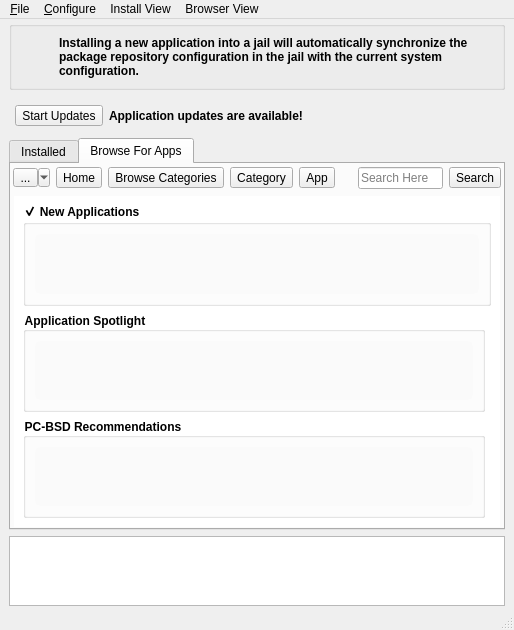
Above: src-qt4/pc-softwaremanager/mainUI.ui from trueos/pcbsd before the change. Below: the same form after it.
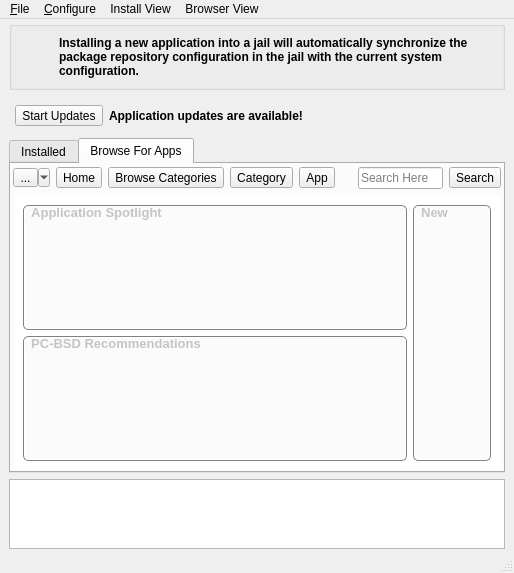
That is the form after the change. The open tabs and pages were chosen to show the change. Icons and pictures are not drawn.

Commit message: Clean up the AppCafe home page and groupbox stylesheets. Now it looks much nicer and cleaner.

What changed in the file:
```diff
--- a/src-qt4/pc-softwaremanager/mainUI.ui
+++ b/src-qt4/pc-softwaremanager/mainUI.ui
@@ -7,7 +7,7 @@
     <x>0</x>
     <y>0</y>
     <width>514</width>
-    <height>554</height>
+    <height>573</height>
    </rect>
   </property>
   <property name="windowTitle">
@@ -473,6 +473,14 @@
 }
 QGroupBox{
 font-weight: bold;
+border: 1px solid grey;
+border-radius: 5px;
+margin-top: 3ex;
+}
+QGroupBox::title{
+subcontrol-origin: margin;
+padding: 0 6px;
+background: transparent;
 }
 QToolButton{
   background-color: rgba(145,142,140,120);
@@ -520,86 +528,22 @@
           </property>
           <widget class="QWidget" name="page_home">
            <layout class="QGridLayout" name="gridLayout">
-            <item row="0" column="0" colspan="2">
-             <widget class="QGroupBox" name="group_br_home_newapps">
-              <property name="sizePolicy">
-               <sizepolicy hsizetype="Preferred" vsizetype="Preferred">
-                <horstretch>0</horstretch>
-                <verstretch>0</verstretch>
-               </sizepolicy>
-              </property>
-              <property name="styleSheet">
-               <string notr="true">QGroupBox::indicator:unchecked{
-image: url(:icons/arrow-down.png);
-}
-QGroupBox::indicator:checked{
-image: url(:icons/arrow-up.png);
-}
-QGroupBox::title{
-spacing: 1px;
-}</string>
-              </property>
-              <property name="title">
-               <string>New Applications</string>
-              </property>
-              <property name="alignment">
-               <set>Qt::AlignLeading|Qt::AlignLeft|Qt::AlignTop</set>
-              </property>
-              <property name="checkable">
-               <bool>true</bool>
-              </property>
-              <property name="checked">
-               <bool>true</bool>
-              </property>
-              <layout class="QVBoxLayout" name="verticalLayout_5">
-               <item>
-                <widget class="QScrollArea" name="scroll_br_home_newapps">
-                 <property name="sizePolicy">
-                  <sizepolicy hsizetype="Expanding" vsizetype="Preferred">
-                   <horstretch>0</horstretch>
-                   <verstretch>0</verstretch>
-                  </sizepolicy>
-                 </property>
-                 <property name="minimumSize">
-                  <size>
-                   <width>0</width>
-                   <height>0</height>
-                  </size>
-                 </property>
-                 <property name="verticalScrollBarPolicy">
-                  <enum>Qt::ScrollBarAlwaysOff</enum>
-                 </property>
-                 <property name="horizontalScrollBarPolicy">
-                  <enum>Qt::ScrollBarAsNeeded</enum>
-                 </property>
-                 <property name="widgetResizable">
-                  <bool>true</bool>
-                 </property>
-                 <property name="alignment">
-                  <set>Qt::AlignLeading|Qt::AlignLeft|Qt::AlignTop</set>
-                 </property>
-                 <widget class="QWidget" name="scroll_br_home_newapps_contents">
-                  <property name="geometry">
-                   <rect>
-                    <x>0</x>
-                    <y>0</y>
-                    <width>100</width>
-                    <height>30</height>
-                   </rect>
-                  </property>
-                  <layout class="QHBoxLayout" name="horizontalLayout_5"/>
-                 </widget>
-                </widget>
-               </item>
-              </layout>
-             </widget>
-            </item>
             <item row="2" column="0">
              <widget class="QGroupBox" name="group_br_recommend">
+              <property name="font">
+               <font>
+                <pointsize>10</pointsize>
+                <weight>75</weight>
+                <bold>true</bold>
+               </font>
+              </property>
               <property name="title">
                <string>PC-BSD Recommendations</string>
               </property>
               <layout class="QVBoxLayout" name="verticalLayout_13">
+               <property name="margin">
+                <number>1</number>
+               </property>
                <item>
                 <widget class="QScrollArea" name="scroll_br_home_rec">
                  <property name="sizePolicy">
@@ -625,8 +569,8 @@
                    <rect>
                     <x>0</x>
                     <y>0</y>
-                    <width>100</width>
-                    <height>30</height>
+                    <width>390</width>
+                    <height>115</height>
                    </rect>
                   </property>
                   <layout class="QVBoxLayout" name="verticalLayout_6"/>
@@ -638,6 +582,13 @@
             </item>
             <item row="1" column="0">
              <widget class="QGroupBox" name="group_br_home_spotlight">
+              <property name="font">
+               <font>
+                <pointsize>10</pointsize>
+                <weight>75</weight>
+                <bold>true</bold>
+               </font>
+              </property>
               <property name="title">
                <string>Application Spotlight</string>
               </property>
@@ -645,6 +596,9 @@
                <bool>false</bool>
               </property>
               <layout class="QVBoxLayout" name="verticalLayout_17">
+               <property name="margin">
+                <number>1</number>
+               </property>
                <item>
                 <widget class="QScrollArea" name="scroll_br_home_spot">
                  <property name="widgetResizable">
@@ -655,10 +609,95 @@
                    <rect>
                     <x>0</x>
                     <y>0</y>
-                    <width>100</width>
-                    <height>30</height>
+                    <width>390</width>
+                    <height>116</height>
                    </rect>
                   </property>
+                  <zorder>group_br_home_newapps</zorder>
+                 </widget>
+                </widget>
+               </item>
+              </layout>
+             </widget>
+            </item>
+            <item row="1" column="1" rowspan="2">
+             <widget class="QGroupBox" name="group_br_home_newapps">
+              <property name="sizePolicy">
+               <sizepolicy hsizetype="Minimum" vsizetype="Preferred">
+                <horstretch>0</horstretch>
+                <verstretch>0</verstretch>
+               </sizepolicy>
+              </property>
+              <property name="font">
+               <font>
+                <pointsize>10</pointsize>
+                <weight>75</weight>
+                <bold>true</bold>
+               </font>
+              </property>
+              <property name="styleSheet">
+               <string notr="true">QGroupBox::indicator:unchecked{
+image: url(:icons/arrow-down.png);
+}
+QGroupBox::indicator:checked{
+image: url(:icons/arrow-up.png);
+}
+QGroupBox::title{
+spacing: 1px;
+}</string>
+              </property>
+              <property name="title">
+               <string>New</string>
+              </property>
+              <property name="alignment">
+               <set>Qt::AlignLeading|Qt::AlignLeft|Qt::AlignTop</set>
+              </property>
+              <property name="checkable">
+               <bool>false</bool>
+              </property>
+              <property name="checked">
+               <bool>false</bool>
+              </property>
+              <layout class="QVBoxLayout" name="verticalLayout_5">
+               <property name="margin">
+                <number>1</number>
+               </property>
+               <item>
+                <widget class="QScrollArea" name="scroll_br_home_newapps">
+                 <property name="sizePolicy">
+                  <sizepolicy hsizetype="Preferred" vsizetype="Expanding">
+                   <horstretch>0</horstretch>
+                   <verstretch>0</verstretch>
+                  </sizepolicy>
+                 </property>
+                 <property name="minimumSize">
+                  <size>
+                   <width>74</width>
+                   <height>0</height>
+                  </size>
+                 </property>
+                 <property name="verticalScrollBarPolicy">
+                  <enum>Qt::ScrollBarAsNeeded</enum>
+                 </property>
+                 <property name="horizontalScrollBarPolicy">
+                  <enum>Qt::ScrollBarAsNeeded</enum>
+                 </property>
+                 <property name="widgetResizable">
+                  <bool>true</bool>
+                 </property>
+                 <property name="alignment">
+                  <set>Qt::AlignLeading|Qt::AlignLeft|Qt::AlignTop</set>
+                 </property>
+                 <widget class="QWidget" name="scroll_br_home_newapps_contents">
+                  <property name="geometry">
+                   <rect>
+                    <x>0</x>
+                    <y>0</y>
+                    <width>74</width>
+                    <height>259</height>
+                   </rect>
+                  </property>
+                  <layout class="QHBoxLayout" name="horizontalLayout_5"/>
                  </widget>
                 </widget>
                </item>
```
Left out of the diff: 65 changed lines with no effect on the pictures. The commit also changes 2 other files.
